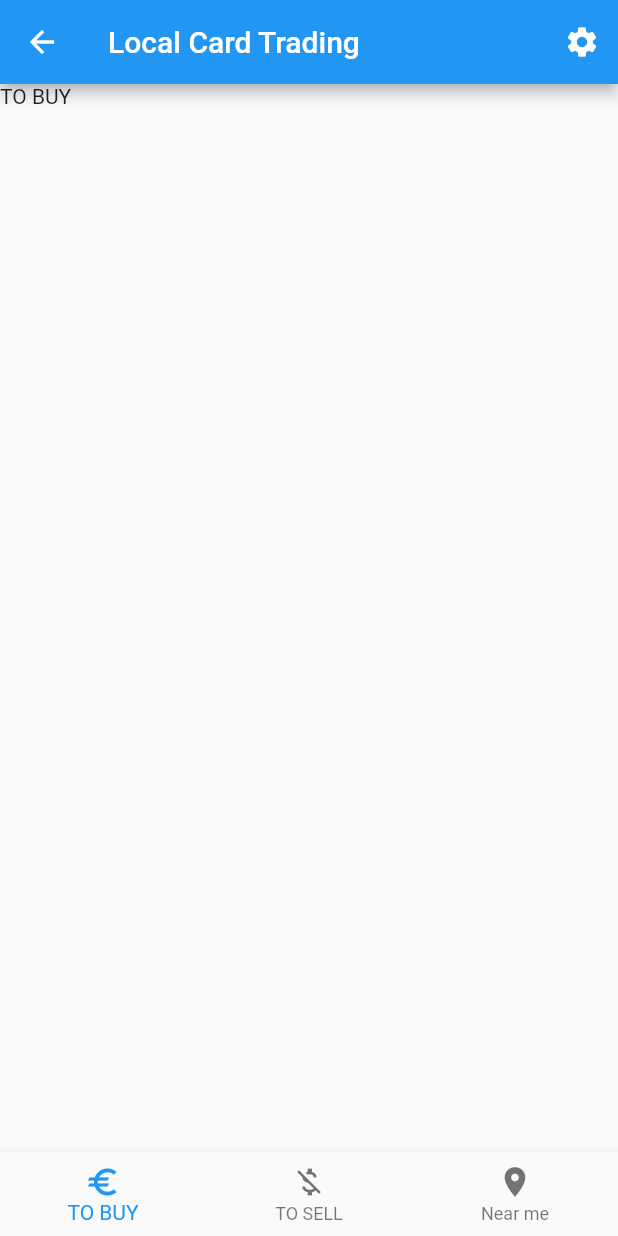
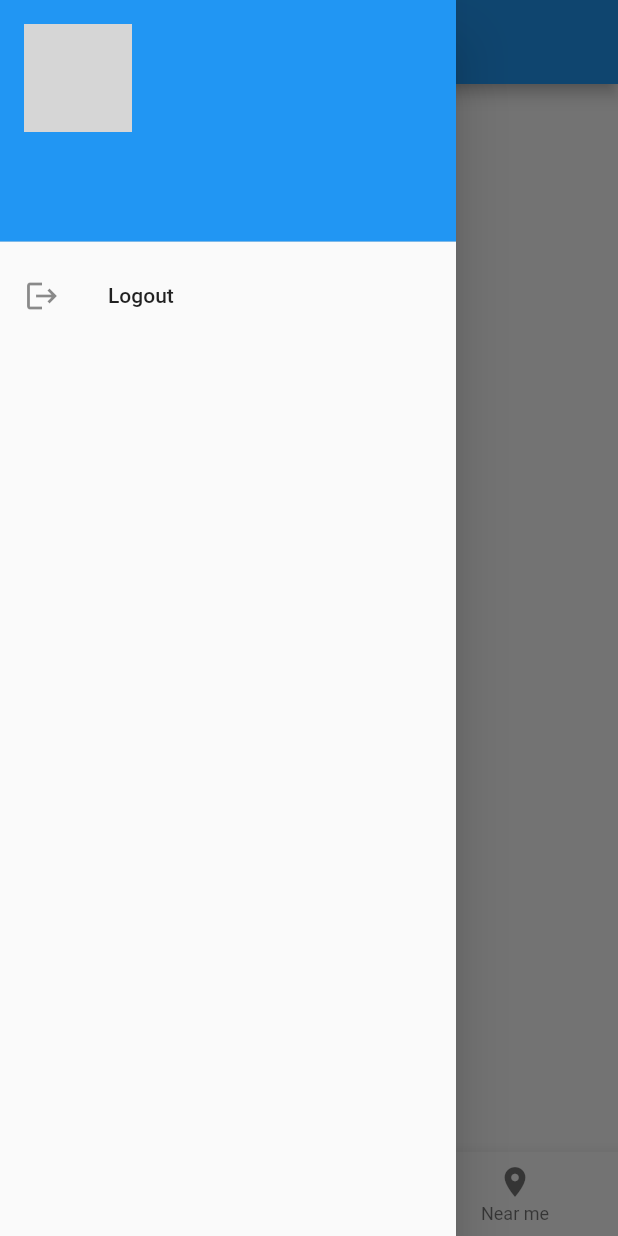
Before and after one commit to paste94/local_card_trading, a Flutter app: the HomeView screen opened by its route, with the side drawer open (before the commit the screen has no drawer), on a phone screen of 412 x 824 dp. Run offline on Flutter 3.47's test engine with Material 2 defaults, Android fonts, the phone set to English and light mode, and no system bars; our stand-ins replace firebase_auth, firebase_core, google_sign_in, image_picker, settings_ui; accounts and stored records are empty; generated files the repository leaves out were written again; network calls fail; grey boxes are pictures that could not be loaded.

```diff
--- a/lib/l10n/app_en.arb
+++ b/lib/l10n/app_en.arb
@@ -21,6 +21,7 @@
   "dismiss":"Dismiss",
 
   "logoud_dialog_title":"Confirm Logout",
-  "logoud_dialog_text":"Are you really sure you want to log out?"
+  "logoud_dialog_text":"Are you really sure you want to log out?",
 
+  "user_settings":"User Settings"
 }
--- a/lib/l10n/app_it.arb
+++ b/lib/l10n/app_it.arb
@@ -21,5 +21,8 @@
   "dismiss":"Cancella",
 
   "logoud_dialog_title":"Conferma Disconnessione",
-  "logoud_dialog_text":"Sicuro di volerti disconnettere?"
+  "logoud_dialog_text":"Sicuro di volerti disconnettere?",
+
+  "user_settings":"Impostazioni utente"
+
 }
--- a/lib/services/auth/auth_user.dart
+++ b/lib/services/auth/auth_user.dart
@@ -6,12 +6,21 @@ import 'package:flutter/foundation.dart';
 /// perchè ad ora è l'unico elemento di interese per lo user.
 @immutable
 class AuthUser {
-  final bool isEmailVerified;
-  const AuthUser({required this.isEmailVerified});
+  final String? displayName;
+  final String? email;
+  final String? photoURL;
+  const AuthUser({
+    required this.displayName,
+    required this.email,
+    required this.photoURL,
+  });
 
   // Questo permette di creare una sorta di override del costruttore. Prende
   // come parametro l'user e crea una istanza di AuthUser guardando la
   // emailVerified dello user passato come parametro
-  factory AuthUser.fromFirebase(User user) =>
-      AuthUser(isEmailVerified: user.emailVerified);
+  factory AuthUser.fromFirebase(User user) => AuthUser(
+        displayName: user.displayName,
+        email: user.email,
+        photoURL: user.photoURL,
+      );
 }
--- a/lib/views/home/home.dart
+++ b/lib/views/home/home.dart
@@ -1,10 +1,13 @@
 import 'package:flutter/material.dart';
 import 'package:flutter_gen/gen_l10n/app_localizations.dart';
 import 'package:local_card_trading/constants/routes.dart';
-import 'package:local_card_trading/services/auth/auth_service.dart';
+import 'package:local_card_trading/services/auth/auth_user.dart';
+import 'package:local_card_trading/utils/dialogs.dart';
 import 'package:local_card_trading/views/home/subpages/near_me.dart';
 import 'package:local_card_trading/views/home/subpages/to_buy.dart';
 import 'package:local_card_trading/views/home/subpages/to_sell.dart';
+
+import '../../services/auth/auth_service.dart';
 
 class HomeView extends StatefulWidget {
   const HomeView({super.key});
@@ -14,29 +17,56 @@ class HomeView extends StatefulWidget {
 }
 
 class _HomeViewState extends State<HomeView> {
-  int _index = 0;
+  int _bottomNavIndex = 0;
+  final AuthUser _authUser = AuthService.firebase().currentUser!;
+
   @override
   Widget build(BuildContext context) {
     return Scaffold(
       appBar: AppBar(
         title: Text(AppLocalizations.of(context)!.app_name),
-        actions: [
-          IconButton(
-              icon: const Icon(Icons.settings),
-              onPressed: () {
-                Navigator.of(context).pushNamed(ROUTE_SETTINGS);
-              }),
-        ],
+      ),
+      drawer: Drawer(
+        child: ListView(
+          padding: EdgeInsets.zero,
+          children: <Widget>[
+            InkWell(
+              onTap: () => Navigator.of(context).pushNamed(ROUTE_SETTINGS),
+              child: UserAccountsDrawerHeader(
+                currentAccountPicture: CircleAvatar(
+                  backgroundImage: NetworkImage(_authUser.photoURL ?? ''),
+                ),
+                accountName: Text(_authUser.displayName ?? ''),
+                accountEmail: Text(_authUser.email ?? ''),
+              ),
+            ),
+            ListTile(
+              leading: const Icon(Icons.logout),
+              title: Text(AppLocalizations.of(context)!.logout),
+              onTap: () => showConfirmDialog(
+                context: context,
+                title: AppLocalizations.of(context)!.logoud_dialog_title,
+                text: AppLocalizations.of(context)!.logoud_dialog_text,
+                onAcceptPressed: () => AuthService.firebase().logOut().then(
+                      (value) => Navigator.of(context).pushNamedAndRemoveUntil(
+                        ROUTE_LOGIN,
+                        (route) => false,
+                      ),
+                    ),
+              ),
+            ),
+          ],
+        ),
       ),
       body: const <Widget>[
         ToBuyView(),
         ToSellView(),
         NearMeView(),
-      ][_index],
+      ][_bottomNavIndex],
       bottomNavigationBar: BottomNavigationBar(
-        currentIndex: _index,
+        currentIndex: _bottomNavIndex,
         items: bottomNavigationBarItems(),
-        onTap: (i) => setState(() => _index = i),
+        onTap: (i) => setState(() => _bottomNavIndex = i),
       ),
     );
   }
--- a/pubspec.yaml
+++ b/pubspec.yaml
@@ -34,7 +34,7 @@ dependencies:
   firebase_auth: ^4.6.1
   settings_ui: ^2.0.2
   google_sign_in: ^6.1.5
-
+  image_picker: ^1.0.4
 
   # The following adds the Cupertino Icons font to your application.
   # Use with the CupertinoIcons class for iOS style icons.
```
Also changed, not shown: lib/utils/settings/list_item.dart (added, +22 -0 lines), lib/views/settings/settings.dart (+63 -8 lines), pubspec.lock.
